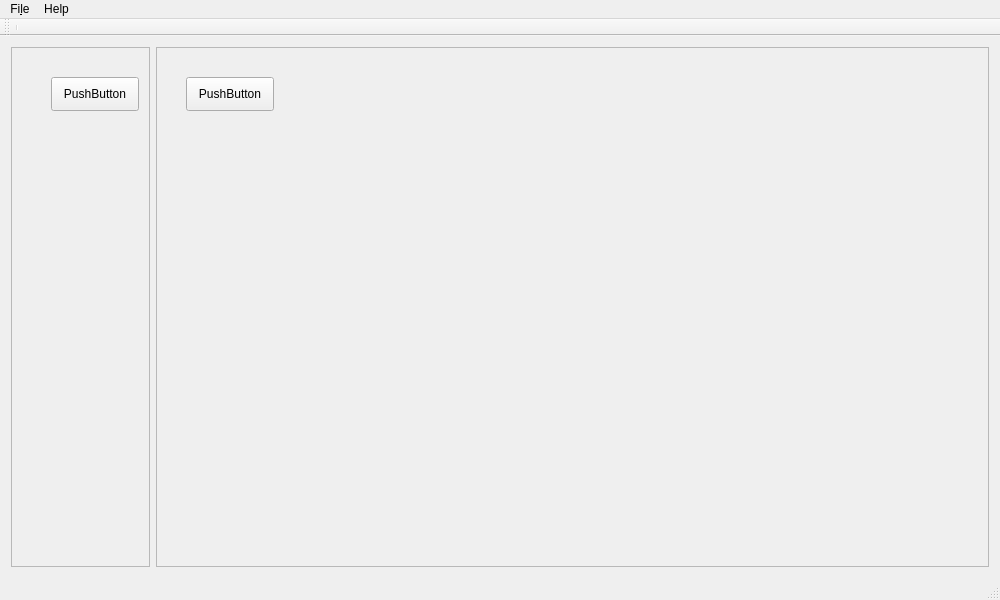
Qt form CRMBaseModule/torgcrmmain.ui (torgcrm/TorgCRM-QtClient) before a commit.
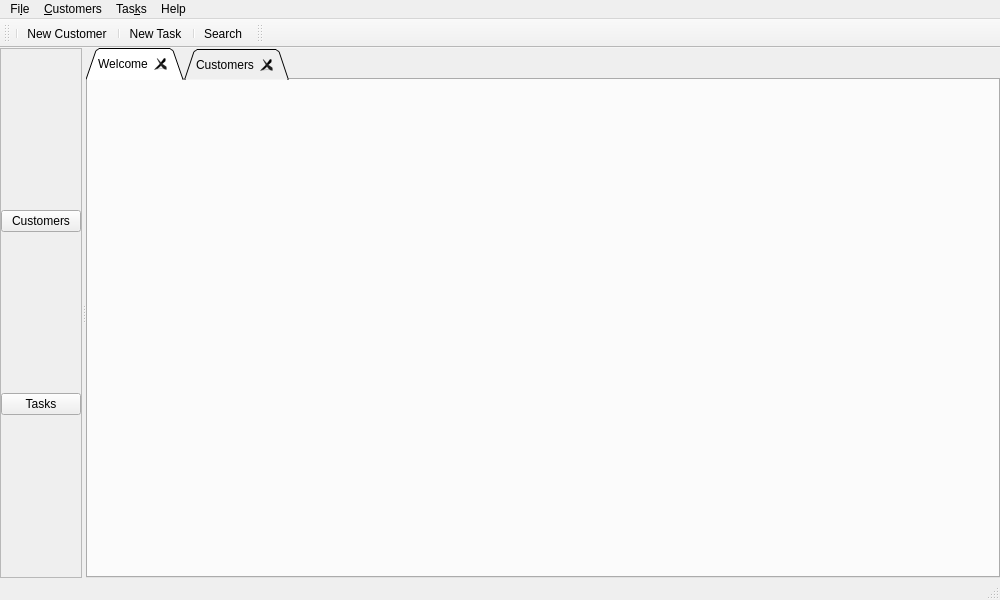
The same form after that commit.

Commit message: TorgCRMMainLayout developed

```diff
--- a/CRMBaseModule/torgcrmmain.ui
+++ b/CRMBaseModule/torgcrmmain.ui
@@ -21,67 +21,135 @@
   </property>
   <widget class="QWidget" name="centralWidget">
    <layout class="QVBoxLayout" name="verticalLayout">
+    <property name="leftMargin">
+     <number>0</number>
+    </property>
+    <property name="topMargin">
+     <number>0</number>
+    </property>
+    <property name="rightMargin">
+     <number>0</number>
+    </property>
+    <property name="bottomMargin">
+     <number>0</number>
+    </property>
     <item>
-     <layout class="QHBoxLayout" name="horizontalLayout_2">
-      <item>
-       <widget class="QFrame" name="frame">
-        <property name="sizePolicy">
-         <sizepolicy hsizetype="Preferred" vsizetype="Preferred">
-          <horstretch>1</horstretch>
-          <verstretch>0</verstretch>
-         </sizepolicy>
+     <widget class="QSplitter" name="splitter">
+      <property name="orientation">
+       <enum>Qt::Horizontal</enum>
+      </property>
+      <widget class="QFrame" name="leftMenuFrame">
+       <property name="sizePolicy">
+        <sizepolicy hsizetype="Fixed" vsizetype="Preferred">
+         <horstretch>1</horstretch>
+         <verstretch>0</verstretch>
+        </sizepolicy>
+       </property>
+       <property name="frameShape">
+        <enum>QFrame::StyledPanel</enum>
+       </property>
+       <property name="frameShadow">
+        <enum>QFrame::Raised</enum>
+       </property>
+       <layout class="QVBoxLayout" name="verticalLayout_3">
+        <property name="spacing">
+         <number>0</number>
         </property>
-        <property name="frameShape">
-         <enum>QFrame::StyledPanel</enum>
+        <property name="leftMargin">
+         <number>0</number>
         </property>
-        <property name="frameShadow">
-         <enum>QFrame::Raised</enum>
+        <property name="topMargin">
+         <number>0</number>
         </property>
-        <widget class="QPushButton" name="pushButton">
-         <property name="geometry">
-          <rect>
-           <x>40</x>
-           <y>30</y>
-           <width>88</width>
-           <height>34</height>
-          </rect>
-         </property>
-         <property name="text">
-          <string>PushButton</string>
-         </property>
-        </widget>
-       </widget>
-      </item>
-      <item>
-       <widget class="QFrame" name="frame_2">
-        <property name="sizePolicy">
-         <sizepolicy hsizetype="Preferred" vsizetype="Preferred">
-          <horstretch>6</horstretch>
-          <verstretch>0</verstretch>
-         </sizepolicy>
+        <property name="rightMargin">
+         <number>0</number>
         </property>
-        <property name="frameShape">
-         <enum>QFrame::StyledPanel</enum>
+        <property name="bottomMargin">
+         <number>0</number>
         </property>
-        <property name="frameShadow">
-         <enum>QFrame::Raised</enum>
+        <item>
+         <widget class="QPushButton" name="pushButton_2">
+          <property name="text">
+           <string>Customers</string>
+          </property>
+         </widget>
+        </item>
+        <item>
+         <widget class="QPushButton" name="pushButton">
+          <property name="text">
+           <string>Tasks</string>
+          </property>
+         </widget>
+        </item>
+       </layout>
+      </widget>
+      <widget class="QFrame" name="rightContentFrame">
+       <property name="sizePolicy">
+        <sizepolicy hsizetype="Fixed" vsizetype="Preferred">
+         <horstretch>5</horstretch>
+         <verstretch>0</verstretch>
+        </sizepolicy>
+       </property>
+       <property name="frameShape">
+        <enum>QFrame::NoFrame</enum>
+       </property>
+       <property name="frameShadow">
+        <enum>QFrame::Raised</enum>
+       </property>
+       <property name="lineWidth">
+        <number>0</number>
+       </property>
+       <layout class="QVBoxLayout" name="verticalLayout_6">
+        <property name="spacing">
+         <number>0</number>
         </property>
-        <widget class="QPushButton" name="pushButton_2">
-         <property name="geometry">
-          <rect>
-           <x>30</x>
-           <y>30</y>
-           <width>88</width>
-           <height>34</height>
-          </rect>
-         </property>
-         <property name="text">
-          <string>PushButton</string>
-         </property>
-        </widget>
-       </widget>
-      </item>
-     </layout>
+        <property name="leftMargin">
+         <number>0</number>
+        </property>
+        <property name="topMargin">
+         <number>0</number>
+        </property>
+        <property name="rightMargin">
+         <number>0</number>
+        </property>
+        <property name="bottomMargin">
+         <number>0</number>
+        </property>
+        <item>
+         <widget class="QTabWidget" name="tabWidget">
+          <property name="tabPosition">
+           <enum>QTabWidget::North</enum>
+          </property>
+          <property name="tabShape">
+           <enum>QTabWidget::Triangular</enum>
+          </property>
+          <property name="currentIndex">
+           <number>0</number>
+          </property>
+          <property name="elideMode">
+           <enum>Qt::ElideNone</enum>
+          </property>
+          <property name="tabsClosable">
+           <bool>true</bool>
+          </property>
+          <property name="movable">
+           <bool>true</bool>
+          </property>
+          <widget class="QWidget" name="dashBoardTab">
+           <attribute name="title">
+            <string>Welcome</string>
+           </attribute>
+          </widget>
+          <widget class="QWidget" name="customersTab">
+           <attribute name="title">
+            <string>Customers</string>
+           </attribute>
+          </widget>
+         </widget>
+        </item>
+       </layout>
+      </widget>
+     </widget>
     </item>
    </layout>
   </widget>
@@ -106,7 +174,25 @@
     </property>
     <addaction name="actionAbout"/>
    </widget>
+   <widget class="QMenu" name="menuCRM">
+    <property name="title">
+     <string>&amp;Customers</string>
+    </property>
+    <addaction name="actionAdd_New"/>
+    <addaction name="actionSearch"/>
+   </widget>
+   <widget class="QMenu" name="menuTasks">
+    <property name="title">
+     <string>Tas&amp;ks</string>
+    </property>
+    <addaction name="actionNew_Task"/>
+    <addaction name="actionNew_Email"/>
+    <addaction name="actionCall_Task"/>
+    <addaction name="actionNew_Meeting"/>
+   </widget>
    <addaction name="menuFile"/>
+   <addaction name="menuCRM"/>
+   <addaction name="menuTasks"/>
    <addaction name="menuHelp"/>
   </widget>
   <widget class="QToolBar" name="mainToolBar">
@@ -117,8 +203,24 @@
     <bool>false</bool>
    </attribute>
    <addaction name="separator"/>
+   <addaction name="actionAdd_New"/>
+   <addaction name="separator"/>
+   <addaction name="actionNew_Task"/>
+   <addaction name="separator"/>
+   <addaction name="actionSearch"/>
   </widget>
   <widget class="QStatusBar" name="statusBar"/>
+  <widget class="QToolBar" name="searchToolBar">
+   <property name="windowTitle">
+    <string>SearchToolBar</string>
+   </property>
+   <attribute name="toolBarArea">
+    <enum>TopToolBarArea</enum>
+   </attribute>
+   <attribute name="toolBarBreak">
+    <bool>false</bool>
+   </attribute>
+  </widget>
   <action name="actionClose">
    <property name="text">
     <string>&amp;Close</string>
@@ -132,6 +234,54 @@
     <string>&amp;About</string>
    </property>
   </action>
+  <action name="actionAdd_New">
+   <property name="text">
+    <string>New Customer</string>
+   </property>
+   <property name="shortcut">
+    <string>Ctrl+N</string>
+   </property>
+  </action>
+  <action name="actionSearch">
+   <property name="text">
+    <string>Search</string>
+   </property>
+   <property name="shortcut">
+    <string>Ctrl+S</string>
+   </property>
+  </action>
+  <action name="actionNew_Meeting">
+   <property name="text">
+    <string>Meeting Task</string>
+   </property>
+   <property name="shortcut">
+    <string>Ctrl+Shift+M</string>
+   </property>
+  </action>
+  <action name="actionNew_Email">
+   <property name="text">
+    <string>Email Task</string>
+   </property>
+   <property name="shortcut">
+    <string>Ctrl+Shift+E</string>
+   </property>
+  </action>
+  <action name="actionNew_Task">
+   <property name="text">
+    <string>New Task</string>
+   </property>
+   <property name="shortcut">
+    <string>Ctrl+T</string>
+   </property>
+  </action>
+  <action name="actionCall_Task">
+   <property name="text">
+    <string>Call Task</string>
+   </property>
+   <property name="shortcut">
+    <string>Ctrl+Shift+C</string>
+   </property>
+  </action>
  </widget>
  <layoutdefault spacing="6" margin="11"/>
  <resources/>
```
Left out of the diff: 3 changed lines with no effect on the pictures. The commit also changes 2 other files.
